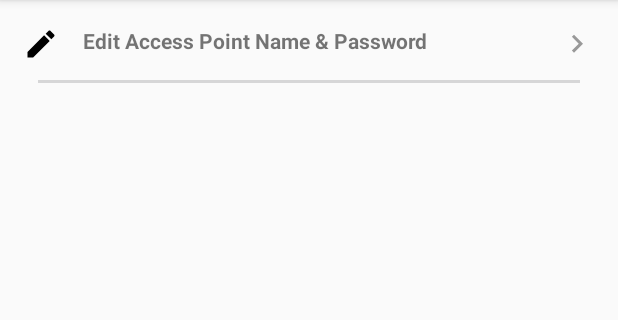
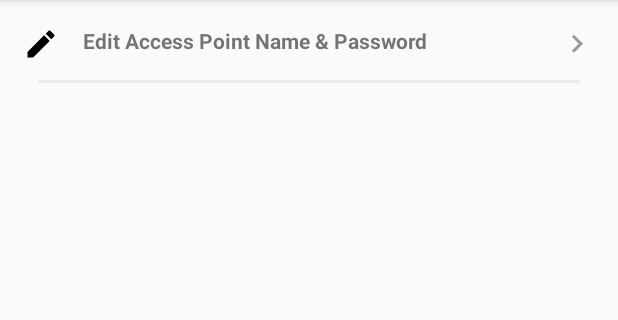
Before and after one commit to OmriHadad747/Park-Safely, an Android app: the SettingsActivity screen opened directly, with no data from a screen before it, on a phone screen of 412 x 824 dp, the part 84-404 px from its top. Run offline under Robolectric (Android 15) with nearby library versions, the phone set to English and light mode, and no system bars.

Commit message:
16/10/18 : 16:45

```diff
--- a/app/src/main/java/com/omriHadad/CMIYC/SettingsActivity.java
+++ b/app/src/main/java/com/omriHadad/CMIYC/SettingsActivity.java
@@ -1,5 +1,6 @@
 package com.omriHadad.CMIYC;
 
+import android.content.Intent;
 import android.support.v7.app.AppCompatActivity;
 import android.os.Bundle;
 import android.view.View;
@@ -15,6 +16,6 @@ public class SettingsActivity extends AppCompatActivity
 
     public void editApButtonOnClick(View v)
     {
-
+        startActivity(new Intent(SettingsActivity.this, EditApActivity.class));
     }
 }
--- a/app/src/main/res/layout/activity_settings.xml
+++ b/app/src/main/res/layout/activity_settings.xml
@@ -22,13 +22,14 @@
                 android:layout_width="match_parent"
                 android:layout_height="wrap_content"
                 android:orientation="horizontal"
-                android:paddingVertical="2dp"
-                android:clickable="true"
-                android:onClick="editApButtonOnClick">
+                android:paddingVertical="2dp">
 
                 <RelativeLayout
                     android:layout_width="wrap_content"
-                    android:layout_height="wrap_content">
+                    android:layout_height="wrap_content"
+                    android:foreground="?android:attr/selectableItemBackground"
+                    android:clickable="true"
+                    android:onClick="editApButtonOnClick">
 
                 <ImageView
                     android:layout_width="wrap_content"
@@ -56,7 +57,7 @@
                 android:layout_width="wrap_content"
                 android:layout_height="2dp"
                 android:layout_margin="10dp"
-                android:background="@color/lightgray"/>
+                android:background="@color/light_gray"/>
 
         </LinearLayout>
 
--- a/app/src/main/res/values/strings.xml
+++ b/app/src/main/res/values/strings.xml
@@ -1,6 +1,5 @@
 <resources>
 
-    <string
-        name="app_name">Park Safe</string>
+    <string name="app_name">Park Safe</string>
 
 </resources>
```
Also changed, not shown: app/src/main/AndroidManifest.xml (+9 -24 lines), app/src/main/java/com/omriHadad/CMIYC/EditApActivity.java (added, +14 -0 lines), app/src/main/java/com/omriHadad/CMIYC/FullImageActivity.java (+4 -3 lines), app/src/main/java/com/omriHadad/CMIYC/ImageGallery.java (+18 -9 lines), app/src/main/res/layout/activity_edit_ap.xml (added, +9 -0 lines).
